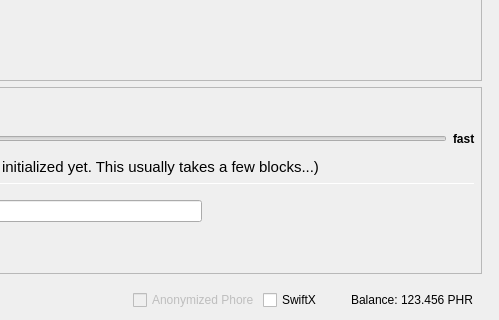
First picture: the form in src/qt/forms/sendcoinsdialog.ui, repository wqking-misc/SocialSend, before the edit; both pictures show x 479 to 978 and y 375 to 695 of the 978 by 695 pixel window.
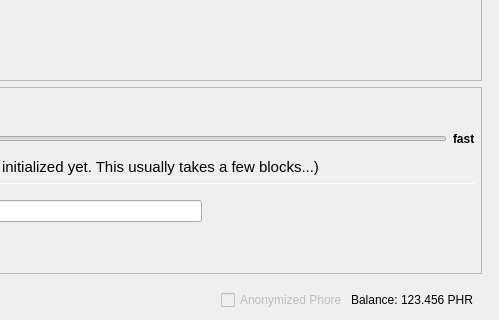
Second picture: the form after the edit. Icons and pictures are not drawn. Custom widgets are drawn as their Qt base class.

Commit message: Remove SwiftX checkbox

The edit to the form file:
```diff
--- a/src/qt/forms/sendcoinsdialog.ui
+++ b/src/qt/forms/sendcoinsdialog.ui
@@ -1635,7 +1635,7 @@
                </property>
               </widget>
              </item>
-             <item>
+             <!-- <item>
               <widget class="QCheckBox" name="checkSwiftTX">
                <property name="enabled">
                 <bool>true</bool>
@@ -1650,7 +1650,7 @@
                 <string>SwiftX</string>
                </property>
               </widget>
-             </item>
+             </item> -->
              <item>
               <widget class="QLabel" name="labelForBalance">
                <property name="text">
```
The commit also changes 1 other file.
